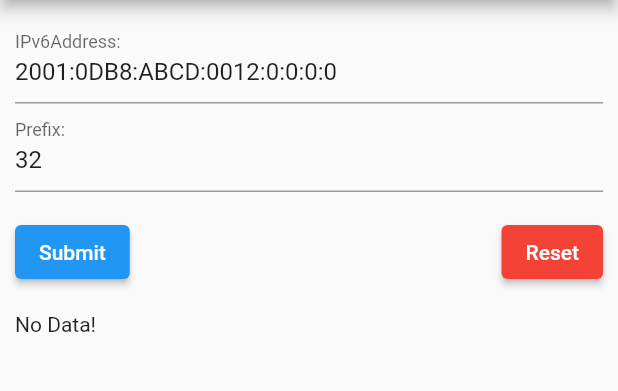
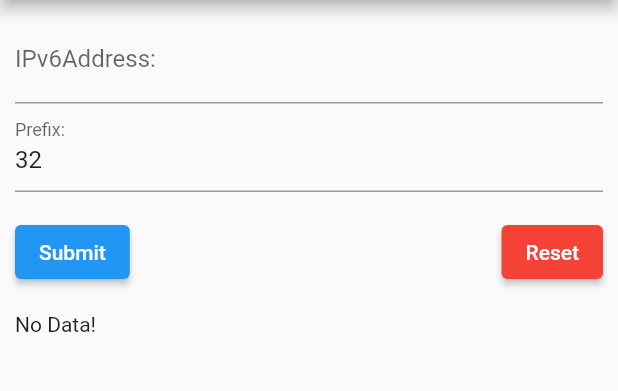
Before and after one commit to Malte2036/networkcalculator, a Flutter app: the screen it shows after launch, after a tap on "Reset", on a phone screen of 412 x 824 dp, the part 84-475 px from its top. Run offline on Flutter 3.47's test engine with Material 2 defaults, Android fonts, the light colour scheme and no system bars.

Commit message:
changed ipv6 placeholder

```diff
--- a/lib/data/IPMath.dart
+++ b/lib/data/IPMath.dart
@@ -71,7 +71,6 @@ class IPMath {
   static bool isValidIPv6AddressString(String iPv6AddressString){
     var ipv6List = ipStringToArray(iPv6AddressString);
     if(ipv6List.length != IPMath.iPv6AddressByteBlockCount){
-      var iPv6AddressString2 = iPv6AddressString;
       return false;
     }
     if(ipv6List.any((element) => int.tryParse("0x" + element) == null)){
--- a/lib/widgets/calculateNetworkMaskFormWidget.dart
+++ b/lib/widgets/calculateNetworkMaskFormWidget.dart
@@ -14,7 +14,7 @@ class _CalculateNetworkMaskFormWidgetState
     extends State<CalculateNetworkMaskFormWidget> {
   final _formKey = GlobalKey<FormState>();
 
-  String _inputIPv6AddressString = "2001:0DB8:ABCD:0012:0:0:0:0";
+  String _inputIPv6AddressString = "";
   int _inputPrefix = 32;
 
   @override
@@ -30,7 +30,7 @@ class _CalculateNetworkMaskFormWidgetState
                 return 'Insert IPv6Address';
               }
               if (!IPMath.isValidIPv6AddressString(value)) {
-                return 'No valid IPv6Address (example: 2001:0DB8:ABCD:0012:0:0:0:0)';
+                return 'No valid IPv6Address (pattern: xxxx:xxxx:xxxx:xxxx:xxxx:xxxx:xxxx:xxxx)';
               }
               return null;
             },
@@ -64,7 +64,8 @@ class _CalculateNetworkMaskFormWidgetState
                 ElevatedButton(
                   onPressed: () {
                     if (_formKey.currentState!.validate()) {
-                      var networkMask = new NetworkMask(_inputIPv6AddressString, _inputPrefix);
+                      var networkMask = new NetworkMask(
+                          _inputIPv6AddressString, _inputPrefix);
                       NetworkMaskManager.networkMaskController.add(networkMask);
                     }
                   },
@@ -73,6 +74,9 @@ class _CalculateNetworkMaskFormWidgetState
                 ElevatedButton(
                   onPressed: () {
                     _formKey.currentState!.reset();
+                    var networkMask =
+                        new NetworkMask(_inputIPv6AddressString, _inputPrefix);
+                    NetworkMaskManager.networkMaskController.add(networkMask);
                   },
                   style: ElevatedButton.styleFrom(
                     primary: Colors.red, // background
```
